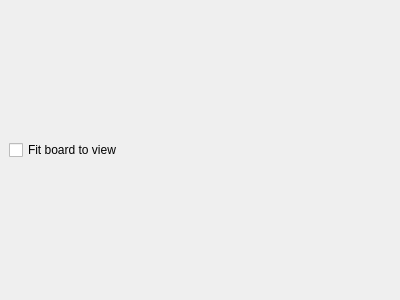
First picture: the form in src/prefs_display.ui, repository KDE/ksquares, before the edit.
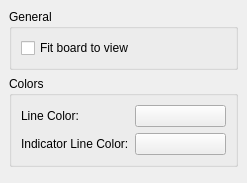
Second picture: the form after the edit. Custom widgets are drawn as their Qt base class.

```diff
--- a/src/prefs_display.ui
+++ b/src/prefs_display.ui
@@ -5,8 +5,8 @@
    <rect>
     <x>0</x>
     <y>0</y>
-    <width>400</width>
-    <height>300</height>
+    <width>247</width>
+    <height>183</height>
    </rect>
   </property>
   <property name="windowTitle" >
@@ -20,14 +20,120 @@
     <number>6</number>
    </property>
    <item row="0" column="0" >
-    <widget class="QCheckBox" name="kcfg_ResizeBoard" >
-     <property name="text" >
-      <string>Fit board to view</string>
+    <widget class="QGroupBox" name="groupBox" >
+     <property name="whatsThis" >
+      <string>&lt;html>&lt;head>&lt;meta name="qrichtext" content="1" />&lt;style type="text/css">
+p, li { white-space: pre-wrap; }
+&lt;/style>&lt;/head>&lt;body style=" font-family:'Sans Serif'; font-size:9pt; font-weight:400; font-style:normal; text-decoration:none;">
+&lt;p style=" margin-top:0px; margin-bottom:0px; margin-left:0px; margin-right:0px; -qt-block-indent:0; text-indent:0px;">General Settings&lt;/p>&lt;/body>&lt;/html></string>
      </property>
+     <property name="title" >
+      <string>General</string>
+     </property>
+     <layout class="QGridLayout" >
+      <property name="margin" >
+       <number>9</number>
+      </property>
+      <property name="spacing" >
+       <number>6</number>
+      </property>
+      <item row="0" column="0" >
+       <widget class="QCheckBox" name="kcfg_ResizeBoard" >
+        <property name="whatsThis" >
+         <string>&lt;html>&lt;head>&lt;meta name="qrichtext" content="1" />&lt;style type="text/css">
+p, li { white-space: pre-wrap; }
+&lt;/style>&lt;/head>&lt;body style=" font-family:'Sans Serif'; font-size:9pt; font-weight:400; font-style:normal; text-decoration:none;">
+&lt;p style=" margin-top:0px; margin-bottom:0px; margin-left:0px; margin-right:0px; -qt-block-indent:0; text-indent:0px;">Should the game board make itself as large as possible?&lt;/p>&lt;/body>&lt;/html></string>
+        </property>
+        <property name="text" >
+         <string>Fit board to view</string>
+        </property>
+       </widget>
+      </item>
+     </layout>
     </widget>
    </item>
+   <item row="1" column="0" >
+    <widget class="QGroupBox" name="groupBox_2" >
+     <property name="whatsThis" >
+      <string>&lt;html>&lt;head>&lt;meta name="qrichtext" content="1" />&lt;style type="text/css">
+p, li { white-space: pre-wrap; }
+&lt;/style>&lt;/head>&lt;body style=" font-family:'Sans Serif'; font-size:9pt; font-weight:400; font-style:normal; text-decoration:none;">
+&lt;p style=" margin-top:0px; margin-bottom:0px; margin-left:0px; margin-right:0px; -qt-block-indent:0; text-indent:0px;">Settings for colors&lt;/p>&lt;/body>&lt;/html></string>
+     </property>
+     <property name="title" >
+      <string>Colors</string>
+     </property>
+     <layout class="QGridLayout" >
+      <property name="margin" >
+       <number>9</number>
+      </property>
+      <property name="spacing" >
+       <number>6</number>
+      </property>
+      <item row="1" column="1" >
+       <widget class="KColorButton" name="kcfg_IndicatorLineColor" />
+      </item>
+      <item row="0" column="1" >
+       <widget class="KColorButton" name="kcfg_LineColor" />
+      </item>
+      <item row="1" column="0" >
+       <widget class="QLabel" name="label_2" >
+        <property name="whatsThis" >
+         <string>&lt;html>&lt;head>&lt;meta name="qrichtext" content="1" />&lt;style type="text/css">
+p, li { white-space: pre-wrap; }
+&lt;/style>&lt;/head>&lt;body style=" font-family:'Sans Serif'; font-size:9pt; font-weight:400; font-style:normal; text-decoration:none;">
+&lt;p style=" margin-top:0px; margin-bottom:0px; margin-left:0px; margin-right:0px; -qt-block-indent:0; text-indent:0px;">Color of the indicator lines&lt;/p>&lt;/body>&lt;/html></string>
+        </property>
+        <property name="text" >
+         <string>Indicator Line Color:</string>
+        </property>
+        <property name="buddy" >
+         <cstring>kcfg_IndicatorLineColor</cstring>
+        </property>
+       </widget>
+      </item>
+      <item row="0" column="0" >
+       <widget class="QLabel" name="label" >
+        <property name="whatsThis" >
+         <string>&lt;html>&lt;head>&lt;meta name="qrichtext" content="1" />&lt;style type="text/css">
+p, li { white-space: pre-wrap; }
+&lt;/style>&lt;/head>&lt;body style=" font-family:'Sans Serif'; font-size:9pt; font-weight:400; font-style:normal; text-decoration:none;">
+&lt;p style=" margin-top:0px; margin-bottom:0px; margin-left:0px; margin-right:0px; -qt-block-indent:0; text-indent:0px;">Color of the drawn lines&lt;/p>&lt;/body>&lt;/html></string>
+        </property>
+        <property name="text" >
+         <string>Line Color:</string>
+        </property>
+        <property name="buddy" >
+         <cstring>kcfg_LineColor</cstring>
+        </property>
+       </widget>
+      </item>
+     </layout>
+    </widget>
+   </item>
+   <item row="2" column="0" >
+    <spacer>
+     <property name="orientation" >
+      <enum>Qt::Vertical</enum>
+     </property>
+     <property name="sizeHint" >
+      <size>
+       <width>20</width>
+       <height>40</height>
+      </size>
+     </property>
+    </spacer>
+   </item>
   </layout>
  </widget>
+ <customwidgets>
+  <customwidget>
+   <class>KColorButton</class>
+   <extends>QPushButton</extends>
+   <header>kcolorbutton.h</header>
+  </customwidget>
+ </customwidgets>
  <resources/>
  <connections/>
 </ui>
```
